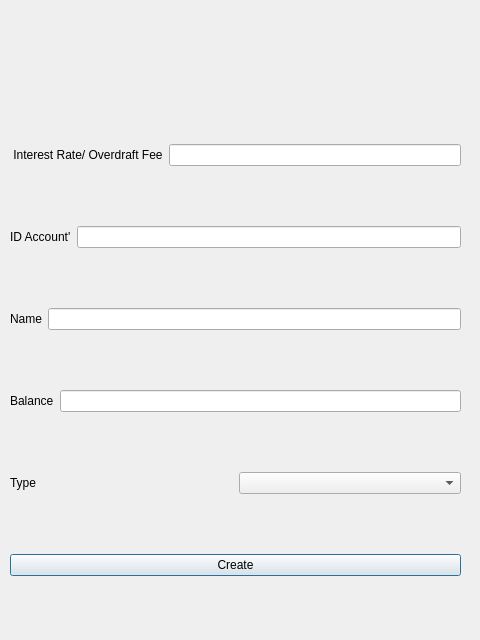
Old version of the form addaccountdialog.ui in the repository Quoclien7777/bank-management.
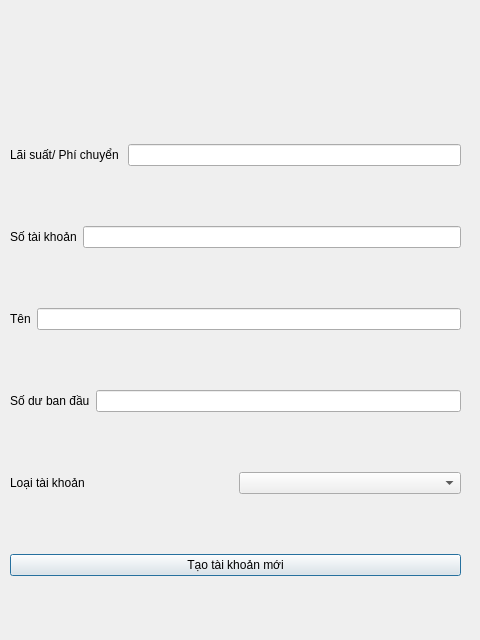
New version of the form.

What changed in the file:
```diff
--- a/addaccountdialog.ui
+++ b/addaccountdialog.ui
@@ -28,7 +28,7 @@
       <item>
        <widget class="QLabel" name="label_5">
         <property name="text">
-         <string> Interest Rate/ Overdraft Fee</string>
+         <string>Lãi suất/ Phí chuyển </string>
         </property>
        </widget>
       </item>
@@ -42,7 +42,7 @@
       <item>
        <widget class="QLabel" name="label">
         <property name="text">
-         <string>ID Account'</string>
+         <string>Số tài khoản</string>
         </property>
        </widget>
       </item>
@@ -56,7 +56,7 @@
       <item>
        <widget class="QLabel" name="label_2">
         <property name="text">
-         <string>Name</string>
+         <string>Tên</string>
         </property>
        </widget>
       </item>
@@ -70,7 +70,7 @@
       <item>
        <widget class="QLabel" name="label_3">
         <property name="text">
-         <string>Balance</string>
+         <string>Số dư ban đầu</string>
         </property>
        </widget>
       </item>
@@ -84,7 +84,7 @@
       <item>
        <widget class="QLabel" name="label_4">
         <property name="text">
-         <string>Type</string>
+         <string>Loại tài khoản</string>
         </property>
        </widget>
       </item>
@@ -98,7 +98,7 @@
       <item>
        <widget class="QPushButton" name="pushButton">
         <property name="text">
-         <string>Create</string>
+         <string>Tạo tài khoản mới</string>
         </property>
        </widget>
       </item>
```
